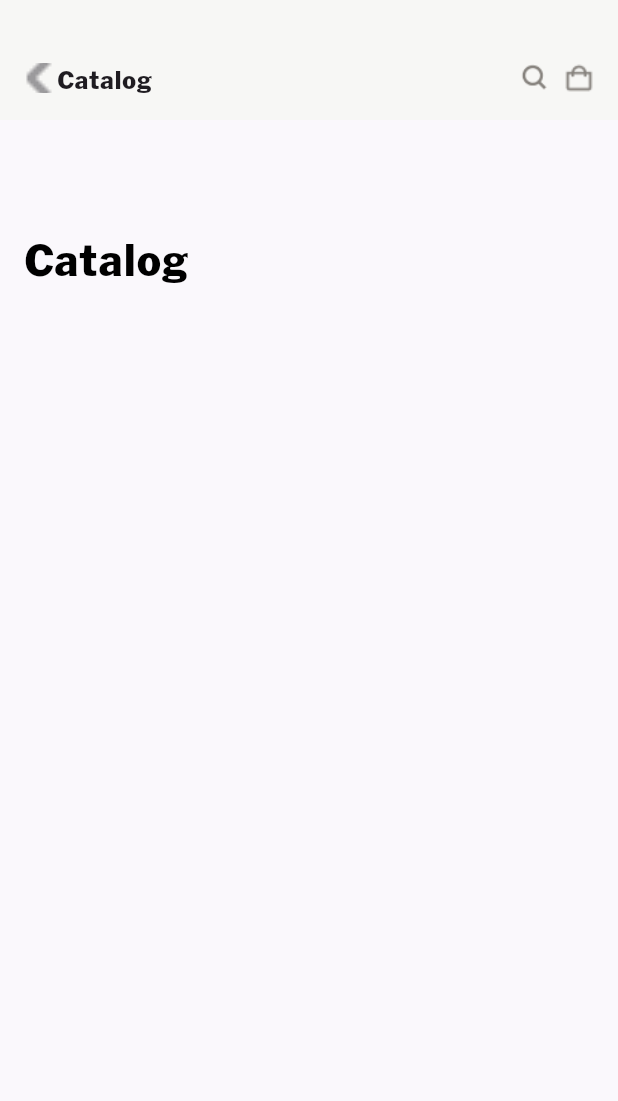
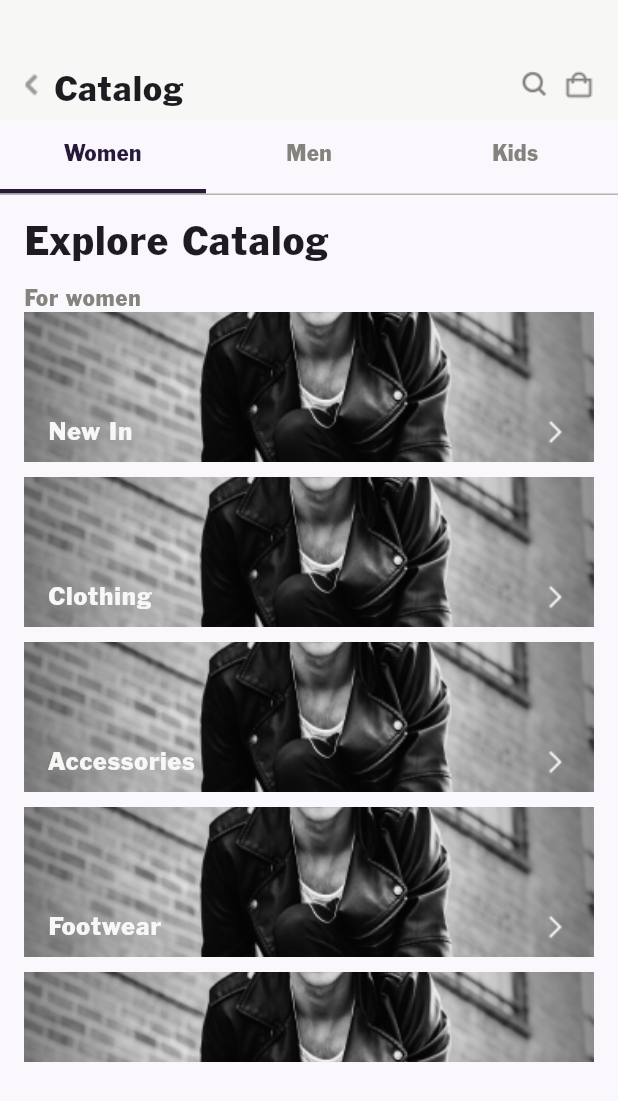
Before and after one commit to LaFetch2026/Lf_Application_Production, a Flutter app: the CatalogScreen screen opened directly, on a phone screen of 412 x 824 dp. Shown: the top 1101 px of the screen. Run offline on Flutter 3.47's test engine with Material 2 defaults, Android fonts, the phone set to English and light mode, and no system bars; our stand-ins replace dropdown_button2, flutter_otp_text_field, flutter_screenutil, get, logger.

Commit message:
designed catalog screen

```diff
--- /dev/null
+++ b/lib/commonwidget/appbarwidgets/catalog_appbar.dart
@@ -0,0 +1,74 @@
+import 'package:flutter/material.dart';
+import 'package:flutter_screenutil/flutter_screenutil.dart';
+
+import '../../utils/constants.dart';
+import '../app_text.dart';
+
+class CatalogAppbar extends StatelessWidget {
+  final Function? onPressed;
+  final String text;
+
+  const CatalogAppbar({
+    Key? key,
+    required this.text,
+    this.onPressed,
+  }) : super(key: key);
+
+  @override
+  Widget build(BuildContext context) {
+    return Container(
+      height: 80,
+      width: MediaQuery.of(context).size.width,
+      color: whiteBorderColor,
+      child: Column(children: [
+        Padding(
+          padding: const EdgeInsets.only(left: 16, top: 40, right: 16),
+          child: Row(
+            mainAxisSize: MainAxisSize.max,
+            mainAxisAlignment: MainAxisAlignment.start,
+            children: [
+              GestureDetector(
+                onTap: () {
+                  Navigator.pop(context);
+                },
+                child: Image.asset(backArrowImage,
+                    height: 16, width: 10, fit: BoxFit.cover),
+              ),
+              const SizedBox(
+                width: 10,
+              ),
+              AppText(
+                text: text,
+                fontFamily: "Franklin Gothic Regular",
+                fontWeight: FontWeight.w400,
+                color: appbarText,
+                fontSize: 22.sp,
+              ),
+              const Expanded(
+                child: SizedBox(
+                  height: 0,
+                ),
+              ),
+              const Padding(
+                padding: EdgeInsets.symmetric(horizontal: 5),
+                child: ImageIcon(
+                  AssetImage(searchImage),
+                  color: textHintColor,
+                  size: 20,
+                ),
+              ),
+              const Padding(
+                padding: EdgeInsets.only(left: 5),
+                child: ImageIcon(
+                  AssetImage(cartImage),
+                  color: textHintColor,
+                  size: 20,
+                ),
+              ),
+            ],
+          ),
+        ),
+      ]),
+    );
+  }
+}
--- /dev/null
+++ b/lib/screens/catalog/women_catalog.dart
@@ -0,0 +1,124 @@
+// ignore_for_file: avoid_print
+
+import 'package:flutter/material.dart';
+import 'package:flutter_screenutil/flutter_screenutil.dart';
+import 'package:get/get.dart';
+import 'package:lafetch/screens/catalog/catalogdetails.dart';
+import '../../commonwidget/app_text.dart';
+import '../../utils/constants.dart';
+
+class WomenCatalogScreen extends StatefulWidget {
+  const WomenCatalogScreen({super.key});
+
+  @override
+  State<WomenCatalogScreen> createState() => WomenCatalogScreenState();
+}
+
+class WomenCatalogScreenState extends State<WomenCatalogScreen> {
+  List<String> items = [
+    "New In",
+    "Clothing",
+    "Accessories",
+    "Footwear",
+    "Sales Discount",
+  ];
+  @override
+  Widget build(BuildContext context) {
+    return Scaffold(
+      backgroundColor: whiteTextColor,
+      body: SingleChildScrollView(
+        child: Column(
+          crossAxisAlignment: CrossAxisAlignment.start,
+          children: [
+            Padding(
+              padding: const EdgeInsets.only(top: 10, left: 16, right: 16),
+              child: AppText(
+                text: "Explore Catalog",
+                fontFamily: "Franklin Gothic Regular",
+                fontWeight: FontWeight.w400,
+                color: appbarText,
+                fontSize: 25.sp,
+              ),
+            ),
+            Padding(
+              padding: const EdgeInsets.only(top: 10, left: 16, right: 16),
+              child: AppText(
+                text: "For women",
+                fontFamily: "Franklin Gothic Regular",
+                fontWeight: FontWeight.w400,
+                color: textHintColor,
+                fontSize: 14.sp,
+              ),
+            ),
+            Padding(
+              padding: const EdgeInsets.only(left: 16, right: 16),
+              child: SizedBox(
+                height: 500,
+                child: ListView.builder(
+                    physics: const ScrollPhysics(),
+                    itemCount: items.length,
+                    scrollDirection: Axis.vertical,
+                    itemBuilder: (ctx, index) {
+                      return Column(
+                        children: [
+                          GestureDetector(
+                              onTap: () {},
+                              child: Padding(
+                                padding: const EdgeInsets.only(bottom: 10),
+                                child: Container(
+                                  width: double.infinity,
+                                  height: 100,
+                                  decoration: const BoxDecoration(
+                                    image: DecorationImage(
+                                      image: AssetImage(backImage),
+                                      fit: BoxFit.cover,
+                                    ),
+                                  ),
+                                  child: Padding(
+                                    padding: const EdgeInsets.symmetric(
+                                        horizontal: 16, vertical: 10),
+                                    child: Row(
+                                      crossAxisAlignment:
+                                          CrossAxisAlignment.end,
+                                      mainAxisAlignment:
+                                          MainAxisAlignment.start,
+                                      children: [
+                                        AppText(
+                                          text: items[index],
+                                          color: whiteBorderColor,
+                                          fontSize: 16.sp,
+                                          fontFamily: "Franklin Gothic Regular",
+                                          fontWeight: FontWeight.w400,
+                                        ),
+                                        const Expanded(
+                                          child: SizedBox(
+                                            width: 0,
+                                          ),
+                                        ),
+                                        GestureDetector(
+                                          onTap: () {
+                                            Get.to(const CatalogDetailsScreen(
+                                              title: "Clothing",
+                                            ));
+                                          },
+                                          child: Image.asset(rightArrowImage,
+                                              height: 20,
+                                              width: 20,
+                                              fit: BoxFit.cover),
+                                        ),
+                                      ],
+                                    ),
+                                  ),
+                                ),
+                              )),
+                        ],
+                      );
+                    }),
+              ),
+            ),
+          ],
+        ),
+      ),
+    );
+  }
+}
--- a/lib/screens/catalogscreen.dart
+++ b/lib/screens/catalogscreen.dart
@@ -2,7 +2,8 @@
 
 import 'package:flutter/material.dart';
 import 'package:flutter_screenutil/flutter_screenutil.dart';
-import '../commonwidget/app_text.dart';
+import 'package:lafetch/commonwidget/appbarwidgets/catalog_appbar.dart';
+import 'package:lafetch/screens/catalog/women_catalog.dart';
 import '../utils/constants.dart';
 
 class CatalogScreen extends StatefulWidget {
@@ -15,72 +16,72 @@ class CatalogScreen extends StatefulWidget {
 class CatalogScreenState extends State<CatalogScreen> {
   @override
   Widget build(BuildContext context) {
-    return Scaffold(
+    return DefaultTabController(
+      length: 3,
+      initialIndex: 0,
+      child: Scaffold(
         backgroundColor: whiteTextColor,
         body: SingleChildScrollView(
           child: Column(
             crossAxisAlignment: CrossAxisAlignment.start,
             children: [
-            Container(
-              height: 80,
-              width: MediaQuery.of(context).size.width,
-              color: whiteBorderColor,
-              child: Column(children: [
-                Padding(
-                  padding: const EdgeInsets.only(left: 16, top: 40, right: 16),
-                  child: Row(
-                    mainAxisSize: MainAxisSize.max,
-                    mainAxisAlignment: MainAxisAlignment.start,
-                    children: [
-                      Image.asset(backArrowImage,
-                          height: 20, width: 20, fit: BoxFit.cover),
-                      Padding(
-                        padding: const EdgeInsets.symmetric(horizontal: 2),
-                        child: AppText(
+              const CatalogAppbar(
                 text: "Catalog",
-                          fontFamily: "Franklin Gothic Regular",
-                          fontWeight: FontWeight.w400,
-                          color: appbarText,
-                          fontSize: 16.sp,
+              ),
+              PreferredSize(
+                preferredSize: const Size.fromHeight(40),
+                child: Align(
+                  alignment: Alignment.topCenter,
+                  child: TabBar(
+                      isScrollable: false,
+                      indicatorColor: btnTextColor,
+                      unselectedLabelColor: textHintColor,
+                      labelColor: btnTextColor,
+                      indicatorSize: TabBarIndicatorSize.tab,
+                      indicatorWeight: 3,
+                      tabs: [
+                        Tab(
+                            child: Text(
+                          "Women",
+                          style: TextStyle(
+                              fontSize: 14.sp,
+                              fontFamily: "Franklin Gothic",
+                              fontWeight: FontWeight.w400),
+                        )),
+                        Tab(
+                            child: Text(
+                          "Men",
+                          style: TextStyle(
+                              fontSize: 14.sp,
+                              fontFamily: "Franklin Gothic",
+                              fontWeight: FontWeight.w400),
+                        )),
+                        Tab(
+                            child: Text(
+                          "Kids",
+                          style: TextStyle(
+                              fontSize: 14.sp,
+                              fontFamily: "Franklin Gothic",
+                              fontWeight: FontWeight.w400),
+                        ))
+                      ]),
                 ),
               ),
-                      const Expanded(
-                        child: SizedBox(
-                          height: 0,
+              Container(
+                width: double.infinity,
+                color: lightText,
+                height: 1,
               ),
-                      ),
-                      const Padding(
-                        padding: EdgeInsets.symmetric(horizontal: 5),
-                        child: ImageIcon(
-                          AssetImage(searchImage),
-                          color: textHintColor,
-                          size: 20,
-                        ),
-                      ),
-                      const Padding(
-                        padding: EdgeInsets.only(left: 5),
-                        child: ImageIcon(
-                          AssetImage(cartImage),
-                          color: textHintColor,
-                          size: 20,
-                        ),
+              const SizedBox(
+                height: 600,
+                child: TabBarView(children: [
+                  WomenCatalogScreen(),
+                  WomenCatalogScreen(),
+                  WomenCatalogScreen(),
+                ]),
               ),
             ],
           ),
-                ),
-              ]),
-            ),
-            Padding(
-              padding: const EdgeInsets.only(top: 70, left: 16, right: 16),
-              child: AppText(
-                text: "Catalog",
-                fontFamily: "Franklin Gothic",
-                fontWeight: FontWeight.w500,
-                color: blackColor,
-                fontSize: 28.sp,
-              ),
-            ),
-          ],
         ),
       ),
     );
--- a/lib/utils/constants.dart
+++ b/lib/utils/constants.dart
@@ -46,3 +46,4 @@ const logoImage = 'assets/images/logo.png';
 const logoBackImage = 'assets/images/black_circle.png';
 const shopImage = 'assets/images/shop_icon.png';
 const backArrowImage = 'assets/images/back_arrow.png';
+const rightArrowImage = 'assets/images/right_arrow.png';
```
Also changed, not shown: lib/screens/catalog/catalogdetails.dart (added, +97 -0 lines), lib/screens/homescreen.dart (+13 -6 lines), assets/images/right_arrow.png (added). Lines whose indentation alone changed are shown as unchanged.
